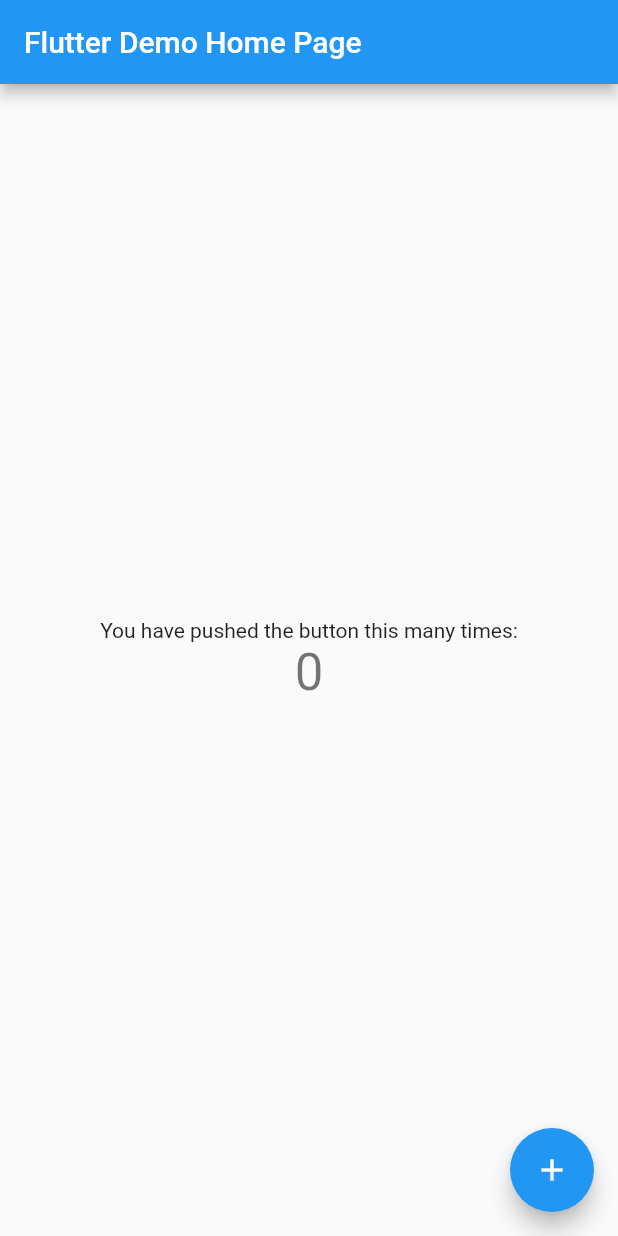
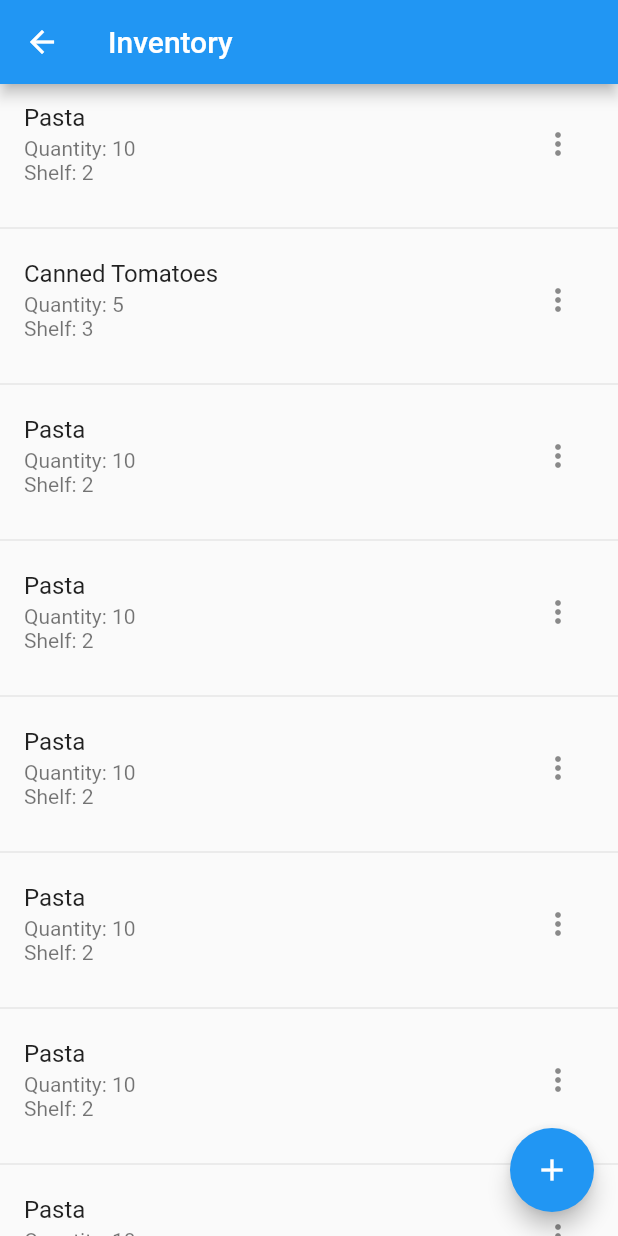
Before and after one commit to luicurtis/pantry-pal, a Flutter app: the screen it shows after launch, on a phone screen of 412 x 824 dp. Run offline on Flutter 3.47's test engine with Material 2 defaults, Android fonts, the phone set to English and light mode, and no system bars.

Commit message:
List and Routes Added
- Buttons functions are not fully implemented
- Able to delete (local) from inv list

```diff
--- a/pantry_pal/lib/main.dart
+++ b/pantry_pal/lib/main.dart
@@ -1,113 +1,22 @@
 import 'package:flutter/material.dart';
 
-void main() {
-  runApp(MyApp());
-}
+import 'package:pantry_pal/pages/inventory.dart';
+import 'package:pantry_pal/pages/home.dart';
+import 'package:pantry_pal/pages/detail.dart';
+
+void main() => runApp(MyApp());
 
 class MyApp extends StatelessWidget {
   // This widget is the root of your application.
   @override
   Widget build(BuildContext context) {
     return MaterialApp(
-      title: 'Flutter Demo',
-      theme: ThemeData(
-        // This is the theme of your application.
-        //
-        // Try running your application with "flutter run". You'll see the
-        // application has a blue toolbar. Then, without quitting the app, try
-        // changing the primarySwatch below to Colors.green and then invoke
-        // "hot reload" (press "r" in the console where you ran "flutter run",
-        // or simply save your changes to "hot reload" in a Flutter IDE).
-        // Notice that the counter didn't reset back to zero; the application
-        // is not restarted.
-        primarySwatch: Colors.blue,
-      ),
-      home: MyHomePage(title: 'Flutter Demo Home Page'),
+      initialRoute: '/inventory', // TODO: update this later
+      routes: {
+        '/': (context) => Home(),
+        '/inventory': (context) => Inventory(),
+        '/detail': (context) => Detail(),
+      },
     );
   }
 }
-
-class MyHomePage extends StatefulWidget {
-  MyHomePage({Key key, this.title}) : super(key: key);
-
-  // This widget is the home page of your application. It is stateful, meaning
-  // that it has a State object (defined below) that contains fields that affect
-  // how it looks.
-
-  // This class is the configuration for the state. It holds the values (in this
-  // case the title) provided by the parent (in this case the App widget) and
-  // used by the build method of the State. Fields in a Widget subclass are
-  // always marked "final".
-
-  final String title;
-
-  @override
-  _MyHomePageState createState() => _MyHomePageState();
-}
-
-class _MyHomePageState extends State<MyHomePage> {
-  int _counter = 0;
-
-  void _incrementCounter() {
-    setState(() {
-      // This call to setState tells the Flutter framework that something has
-      // changed in this State, which causes it to rerun the build method below
-      // so that the display can reflect the updated values. If we changed
-      // _counter without calling setState(), then the build method would not be
-      // called again, and so nothing would appear to happen.
-      _counter++;
-    });
-  }
-
-  @override
-  Widget build(BuildContext context) {
-    // This method is rerun every time setState is called, for instance as done
-    // by the _incrementCounter method above.
-    //
-    // The Flutter framework has been optimized to make rerunning build methods
-    // fast, so that you can just rebuild anything that needs updating rather
-    // than having to individually change instances of widgets.
-    return Scaffold(
-      appBar: AppBar(
-        // Here we take the value from the MyHomePage object that was created by
-        // the App.build method, and use it to set our appbar title.
-        title: Text(widget.title),
-      ),
-      body: Center(
-        // Center is a layout widget. It takes a single child and positions it
-        // in the middle of the parent.
-        child: Column(
-          // Column is also a layout widget. It takes a list of children and
-          // arranges them vertically. By default, it sizes itself to fit its
-          // children horizontally, and tries to be as tall as its parent.
-          //
-          // Invoke "debug painting" (press "p" in the console, choose the
-          // "Toggle Debug Paint" action from the Flutter Inspector in Android
-          // Studio, or the "Toggle Debug Paint" command in Visual Studio Code)
-          // to see the wireframe for each widget.
-          //
-          // Column has various properties to control how it sizes itself and
-          // how it positions its children. Here we use mainAxisAlignment to
-          // center the children vertically; the main axis here is the vertical
-          // axis because Columns are vertical (the cross axis would be
-          // horizontal).
-          mainAxisAlignment: MainAxisAlignment.center,
-          children: <Widget>[
-            Text(
-              'You have pushed the button this many times:',
-            ),
-            Text(
-              '$_counter',
-              style: Theme.of(context).textTheme.headline4,
-            ),
-          ],
-        ),
-      ),
-      floatingActionButton: FloatingActionButton(
-        onPressed: _incrementCounter,
-        tooltip: 'Increment',
-        child: Icon(Icons.add),
-      ), // This trailing comma makes auto-formatting nicer for build methods.
-    );
-  }
-}
--- /dev/null
+++ b/pantry_pal/lib/pages/inventory.dart
@@ -0,0 +1,108 @@
+import 'package:flutter/material.dart';
+
+import 'package:pantry_pal/utils/constants.dart';
+import 'package:pantry_pal/pages/add_entry.dart';
+
+class Inventory extends StatefulWidget {
+  @override
+  _InventoryState createState() => _InventoryState();
+}
+
+class _InventoryState extends State<Inventory> {
+  var items = [
+    {"item": "Pasta",
+      "quantity": 10,
+      "shelfNum": 2 },
+    {"item": "Canned Tomatoes",
+      "quantity": 5,
+      "shelfNum": 3},
+    {"item": "Pasta",
+    "quantity": 10,
+    "shelfNum": 2 },
+    {"item": "Pasta",
+    "quantity": 10,
+    "shelfNum": 2 },
+    {"item": "Pasta",
+    "quantity": 10,
+    "shelfNum": 2 },
+    {"item": "Pasta",
+    "quantity": 10,
+    "shelfNum": 2 },
+    {"item": "Pasta",
+    "quantity": 10,
+    "shelfNum": 2 },
+    {"item": "Pasta",
+    "quantity": 10,
+    "shelfNum": 2 },
+    {"item": "Pasta",
+    "quantity": 10,
+    "shelfNum": 2 },
+    {"item": "Pasta",
+    "quantity": 10,
+    "shelfNum": 2 },
+  ];
+
+   Widget buildInventory() {
+     return items.length > 0
+      ? ListView.separated(
+        padding: const EdgeInsets.only(bottom: kFloatingActionButtonMargin + 48),
+        itemCount: items.length,
+        itemBuilder: (context, i) {
+          return ListTile(
+            title: Text('${items[i]["item"]}'),
+            subtitle: Text('Quantity: ${items[i]["quantity"]} \nShelf: ${items[i]["shelfNum"]}'),
+            trailing: PopupMenuButton<String>(
+              onSelected: (choice) => {
+                if (choice == Constants.Edit) {
+                  Navigator.pushNamed(context, '/detail', arguments: {"item": items[i]})
+                }
+                else if (choice == Constants.Delete) {
+                  // TODO: Send a delete request to db
+                  setState((){
+                    items.removeAt(i);
+                  })
+                }
+              },
+              itemBuilder: (context) {
+                return Constants.ItemChoices.map((String choice) {
+                  return PopupMenuItem<String>(
+                    child: Text(choice),
+                    value: choice,
+                  );
+                }).toList();
+              },
+            ),
+            isThreeLine: true,
+            // onTap: () {
+            //   Navigator.pushNamed(context, '/detail', arguments: {"item": items[i]});
+            // },
+          );
+        },
+        separatorBuilder: (BuildContext context, int index) => const Divider(),
+      )
+      : Center(child: const Text('Add Items!'));
+   }
+
+   void addItem() {
+     Navigator.of(context).push(new MaterialPageRoute<Null>(
+      builder: (BuildContext context) {
+        return AddEntry();
+      },
+      fullscreenDialog: true
+    ));
+   }
+
+  @override
+  Widget build(BuildContext context) {
+    return Scaffold(
+      appBar: AppBar(
+        title: Text('Inventory'),
+      ),
+      body: buildInventory(),
+      floatingActionButton: FloatingActionButton(
+        onPressed: addItem,
+        child: Icon(Icons.add),
+      ),
+    );
+  }
+}
--- /dev/null
+++ b/pantry_pal/lib/utils/constants.dart
@@ -0,0 +1,9 @@
+class Constants {
+  static const String Edit = 'Edit';
+  static const String Delete = 'Delete';
+
+  static const List<String> ItemChoices = <String> [
+      Edit,
+      Delete
+  ];
+}
```
Also changed, not shown: pantry_pal/lib/pages/add_entry.dart (added, +26 -0 lines), pantry_pal/lib/pages/detail.dart (added, +31 -0 lines), pantry_pal/lib/pages/home.dart (added, +29 -0 lines).
